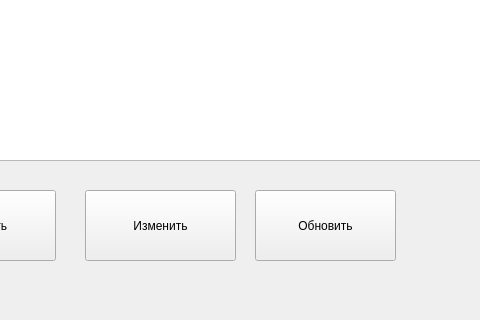
Above: main.ui from AlEx-Program1110/coffe before the change; both pictures show x 115 to 595 and y 280 to 600 of the 800 by 600 pixel window. Below: the same form after it.
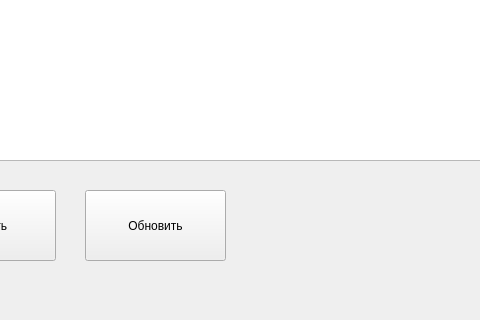
That is the form after the change.

Commit message: the commit is end kapushino and read comment

```diff
--- a/main.ui
+++ b/main.ui
@@ -37,23 +37,10 @@
      <string>Добавить</string>
     </property>
    </widget>
-   <widget class="QPushButton" name="change">
-    <property name="geometry">
-     <rect>
-      <x>200</x>
-      <y>470</y>
-      <width>151</width>
-      <height>71</height>
-     </rect>
-    </property>
-    <property name="text">
-     <string>Изменить</string>
-    </property>
-   </widget>
    <widget class="QPushButton" name="update">
     <property name="geometry">
      <rect>
-      <x>370</x>
+      <x>200</x>
       <y>470</y>
       <width>141</width>
       <height>71</height>
```
The commit also changes 2 other files.
